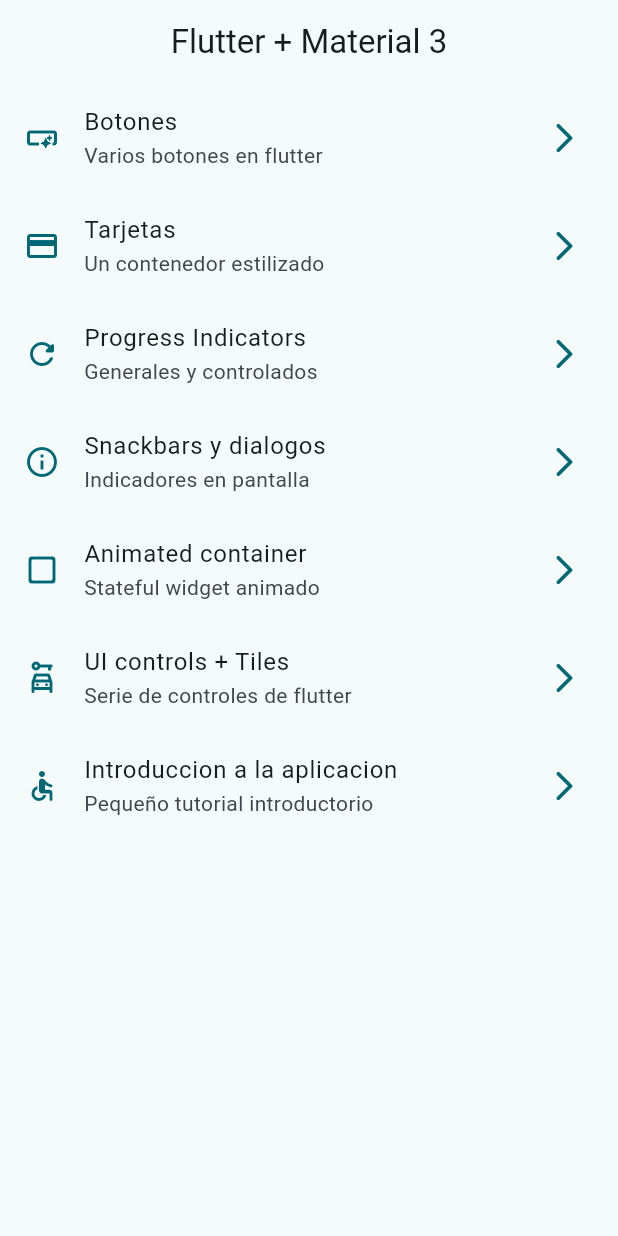
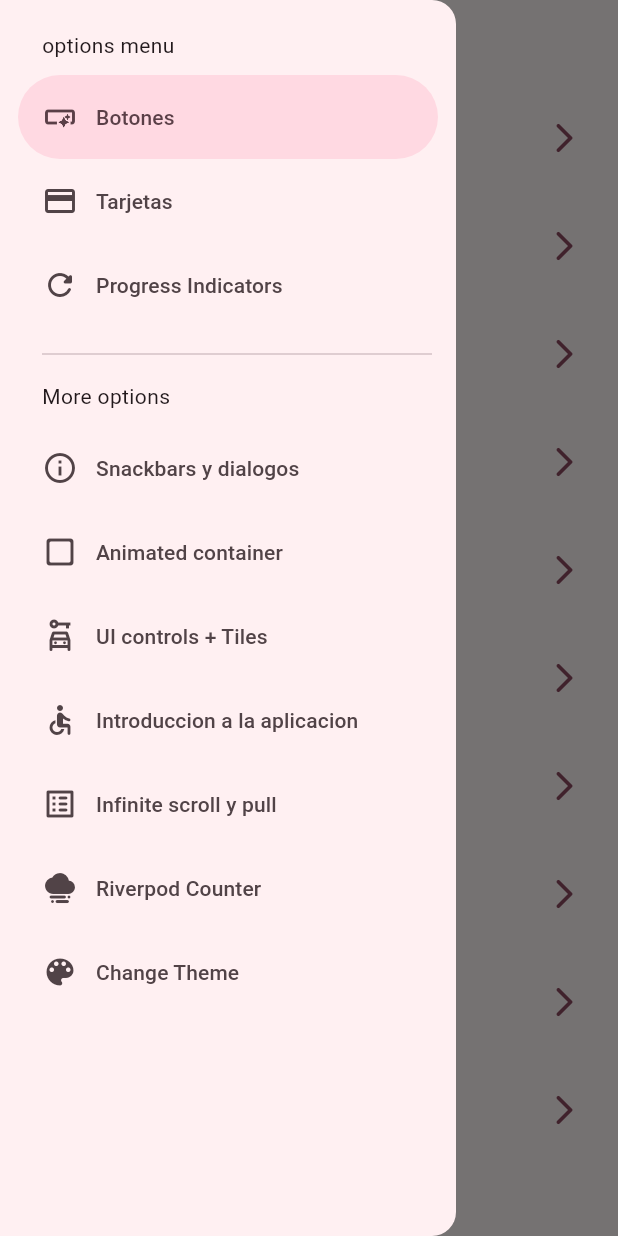
Before and after one commit to ulises1612/widgets_app, a Flutter app: the screen it shows after launch, with the side drawer open (before the commit the screen has no drawer), on a phone screen of 412 x 824 dp. Run offline on Flutter 3.47's test engine with Material 3 defaults, Android fonts, the phone set to English and light mode, and no system bars; our stand-ins replace animate_do, flutter_riverpod, go_router.

Commit message:
antes de statenotifier

```diff
--- a/lib/config/menu/menu_items.dart
+++ b/lib/config/menu/menu_items.dart
@@ -57,4 +57,22 @@ const appMenuItems = <MenuItem>[
     link: '/tutorial',
     icon: Icons.accessible_rounded
   ),
+  MenuItem(
+    title: 'Infinite scroll y pull',
+    subTitle: 'listas infinitas y pull to refresh',
+    link: '/infinite',
+    icon: Icons.list_alt_rounded
+  ),
+  MenuItem(
+    title: 'Riverpod Counter',
+    subTitle: 'Introduccion a riverpod',
+    link: '/counter-river',
+    icon: Icons.foggy
+  ),
+  MenuItem(
+    title: 'Change Theme',
+    subTitle: 'Change theme of app',
+    link: '/theme-changer',
+    icon: Icons.color_lens
+  ),
 ];
--- a/lib/config/router/app_router.dart
+++ b/lib/config/router/app_router.dart
@@ -44,6 +44,21 @@ final appRouter = GoRouter(
       path: '/tutorial',
       name: AppTutorialScreen.name,
       builder: (context,state) => const AppTutorialScreen(),
-    )
+    ),
+    GoRoute(
+      path: '/infinite',
+      name: InfiniteScroll.name,
+      builder: (context,state) => const InfiniteScroll(),
+    ),
+    GoRoute(
+      path: '/counter-river',
+      name: CounterScreen.name,
+      builder: (context,state) => const CounterScreen(),
+    ),
+    GoRoute(
+      path: '/theme-changer',
+      name: ThemeChangerScreen.name,
+      builder: (context,state) => const ThemeChangerScreen(),
+    ),
   ]
 );
--- a/lib/config/theme/app_theme.dart
+++ b/lib/config/theme/app_theme.dart
@@ -14,8 +14,10 @@ const colorList = <Color>[
 class AppTheme{
 
   final int selectedColor;
+  final bool isDarkMode;
 
   AppTheme({
+    this.isDarkMode = false,
     this.selectedColor = 0
   }):
   assert( selectedColor >= 0 , 'Selected colro must be greater than 0'),
@@ -23,6 +25,7 @@ class AppTheme{
 
   ThemeData getThemeData ()=> ThemeData(
     useMaterial3: true,
+    brightness: isDarkMode? Brightness.dark: Brightness.light,
     colorSchemeSeed: colorList[selectedColor],
     appBarTheme: const AppBarTheme(centerTitle: true)
   );
--- a/lib/main.dart
+++ b/lib/main.dart
@@ -1,21 +1,31 @@
 import 'package:flutter/material.dart';
+import 'package:flutter_riverpod/flutter_riverpod.dart';
 import 'package:widgets_app/config/router/app_router.dart';
 import 'package:widgets_app/config/theme/app_theme.dart';
+import 'package:widgets_app/presentation/providers/theme_provider.dart';
 
 void main() {
-  runApp(const MainApp());
+  runApp(
+    const ProviderScope(
+      child: MainApp()
+    )
+  );
 }
 
-class MainApp extends StatelessWidget {
+class MainApp extends ConsumerWidget {
   const MainApp({super.key});
 
   @override
-  Widget build(BuildContext context) {
+  Widget build(BuildContext context,WidgetRef ref) {
+
+    final selectedColor = ref.watch(selectedColorProvider);
+    final isDarkMode = ref.watch(isDarkModeProvider);
+
     return MaterialApp.router(
       title: 'Flutter Widget App',
       routerConfig: appRouter,
       debugShowCheckedModeBanner: false,
-      theme: AppTheme(selectedColor: 7).getThemeData(),
+      theme: AppTheme(selectedColor: selectedColor,isDarkMode: isDarkMode).getThemeData(),
 
     );
   }
--- /dev/null
+++ b/lib/presentation/providers/counter_provider.dart
@@ -0,0 +1,3 @@
+import 'package:flutter_riverpod/flutter_riverpod.dart';
+
+final counterProvider = StateProvider((ref) => 5);
--- /dev/null
+++ b/lib/presentation/providers/theme_provider.dart
@@ -0,0 +1,10 @@
+
+import 'package:flutter_riverpod/flutter_riverpod.dart';
+import 'package:widgets_app/config/theme/app_theme.dart';
+
+final isDarkModeProvider = StateProvider<bool>((ref) => false);
+
+//Listado de colores inmutables
+final colorListProvider = Provider((ref) => colorList);
+
+final selectedColorProvider = StateProvider((ref) => 0);
--- a/lib/presentation/screens/app_tutorial/app_tutorial_screen.dart
+++ b/lib/presentation/screens/app_tutorial/app_tutorial_screen.dart
@@ -1,4 +1,4 @@
-import 'dart:ffi';
+
 
 import 'package:animate_do/animate_do.dart';
 import 'package:flutter/material.dart';
--- a/lib/presentation/screens/home/home_screen.dart
+++ b/lib/presentation/screens/home/home_screen.dart
@@ -1,7 +1,7 @@
 import 'package:flutter/material.dart';
 import 'package:go_router/go_router.dart';
 import 'package:widgets_app/config/menu/menu_items.dart';
-import 'package:widgets_app/presentation/screens/buttons/buttons_screen.dart';
+import 'package:widgets_app/presentation/widgets/side_menu.dart';
 
 class HomeScreen extends StatelessWidget {
 
@@ -10,11 +10,16 @@ class HomeScreen extends StatelessWidget {
 
   @override
   Widget build(BuildContext context) {
+
+    final scaffoldKey = GlobalKey<ScaffoldState>();
+
     return Scaffold(
+      key: scaffoldKey,
       appBar: AppBar(
         title: const Text('Flutter + Material 3'),
       ),
       body: _HomeView(),
+      drawer: SideMenu(scaffoldKey: scaffoldKey),
     );
   }
 }
--- a/lib/presentation/screens/screens.dart
+++ b/lib/presentation/screens/screens.dart
@@ -1,10 +1,12 @@
+export 'package:widgets_app/presentation/screens/theme_changer/theme_changer_screen.dart';
+
+export 'package:widgets_app/presentation/screens/counter/counter_screen.dart';
 export 'package:widgets_app/presentation/screens/animated/animated_screen.dart';
 export 'package:widgets_app/presentation/screens/app_tutorial/app_tutorial_screen.dart';
 export 'package:widgets_app/presentation/screens/infinite_scroll/infinite_scroll_screen.dart';
 export 'package:widgets_app/presentation/screens/progress/progress_screen.dart';
 export 'package:widgets_app/presentation/screens/snackbar/snackbar_screen.dart';
 export 'package:widgets_app/presentation/screens/ui_controls/ui_controls_screen.dart';
-
 export 'package:widgets_app/presentation/screens/buttons/buttons_screen.dart';
 export 'package:widgets_app/presentation/screens/cards/cards_screen.dart';
 export 'package:widgets_app/presentation/screens/home/home_screen.dart';
--- /dev/null
+++ b/lib/presentation/widgets/side_menu.dart
@@ -0,0 +1,69 @@
+import 'package:flutter/material.dart';
+import 'package:go_router/go_router.dart';
+import 'package:widgets_app/config/menu/menu_items.dart';
+
+class SideMenu extends StatefulWidget {
+
+  final GlobalKey<ScaffoldState> scaffoldKey;
+
+  const SideMenu({super.key, required this.scaffoldKey});
+
+  @override
+  State<SideMenu> createState() => _SideMenuState();
+}
+
+class _SideMenuState extends State<SideMenu> {
+
+
+
+  int navDrawerIndex  = 0;
+
+  @override
+  Widget build(BuildContext context) {
+
+    final hasNotch = MediaQuery.of(context).padding.top > 35;
+
+    return NavigationDrawer(
+      selectedIndex: navDrawerIndex,
+      onDestinationSelected: (value) {
+        navDrawerIndex = value;
+        setState(() {});
+
+        final menuItem = appMenuItems[value];
+
+        context.push(menuItem.link);
+
+        widget.scaffoldKey.currentState?.closeDrawer();
+      },
+      children: [
+
+        Padding(
+          padding: EdgeInsets.fromLTRB(28,hasNotch? 0:20, 16, 10),
+          child: const Text('options menu')
+        ),
+
+
+        ...appMenuItems.sublist(0,3).map((item) => NavigationDrawerDestination(
+          icon: Icon(item.icon),
+          label: Text(item.title)
+        )),
+
+        Padding(padding: EdgeInsets.fromLTRB(28, 10, 16, 10),child: Divider(),),
+
+        Padding(
+          padding: EdgeInsets.fromLTRB(28,0, 16, 10),
+          child: const Text('More options')
+        ),
+
+
+        ...appMenuItems.sublist(3).map((item) => NavigationDrawerDestination(
+          icon: Icon(item.icon),
+          label: Text(item.title)
+        )),
+
+
+
+      ],
+    );
+  }
+}
--- a/pubspec.yaml
+++ b/pubspec.yaml
@@ -10,6 +10,7 @@ dependencies:
   animate_do: ^3.1.2
   flutter:
     sdk: flutter
+  flutter_riverpod: ^2.4.9
   go_router: ^13.0.1
 
 dev_dependencies:
```
Also changed, not shown: lib/presentation/screens/counter/counter_screen.dart (added, +40 -0 lines), lib/presentation/screens/infinite_scroll/infinite_scroll_screen.dart (+133 -2 lines), lib/presentation/screens/theme_changer/theme_changer_screen.dart (added, +63 -0 lines), pubspec.lock.
